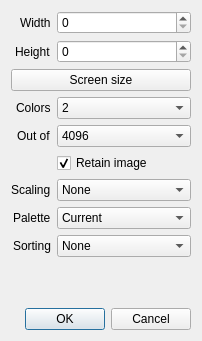
The window that src/propertiesdialog.ui (Vesuri/excellence) describes before a commit, drawn with Qt 5.
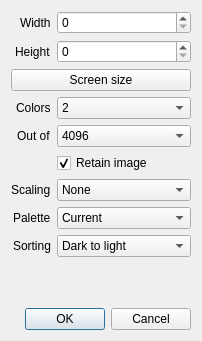
The same window after the commit.

Patch:
```diff
--- a/src/propertiesdialog.ui
+++ b/src/propertiesdialog.ui
@@ -244,7 +244,6 @@
      </item>
      <item row="8" column="1">
       <widget class="QComboBox" name="comboBoxSorting">
-       <item><property name="text"><string>None</string></property></item>
        <item><property name="text"><string>Dark to light</string></property></item>
        <item><property name="text"><string>Light to dark</string></property></item>
       </widget>
```
